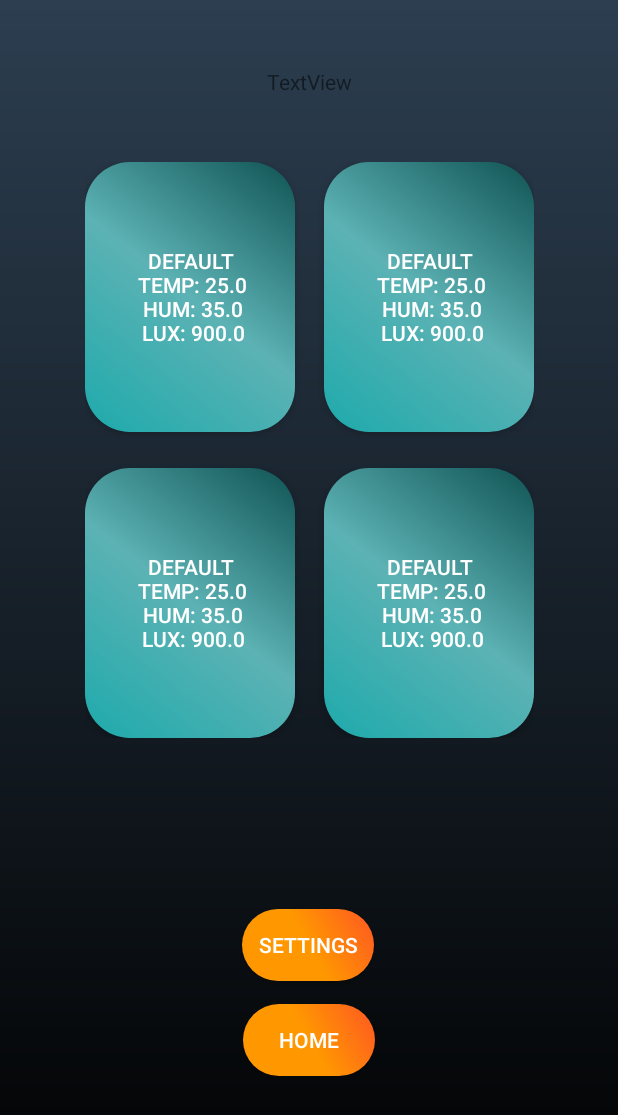
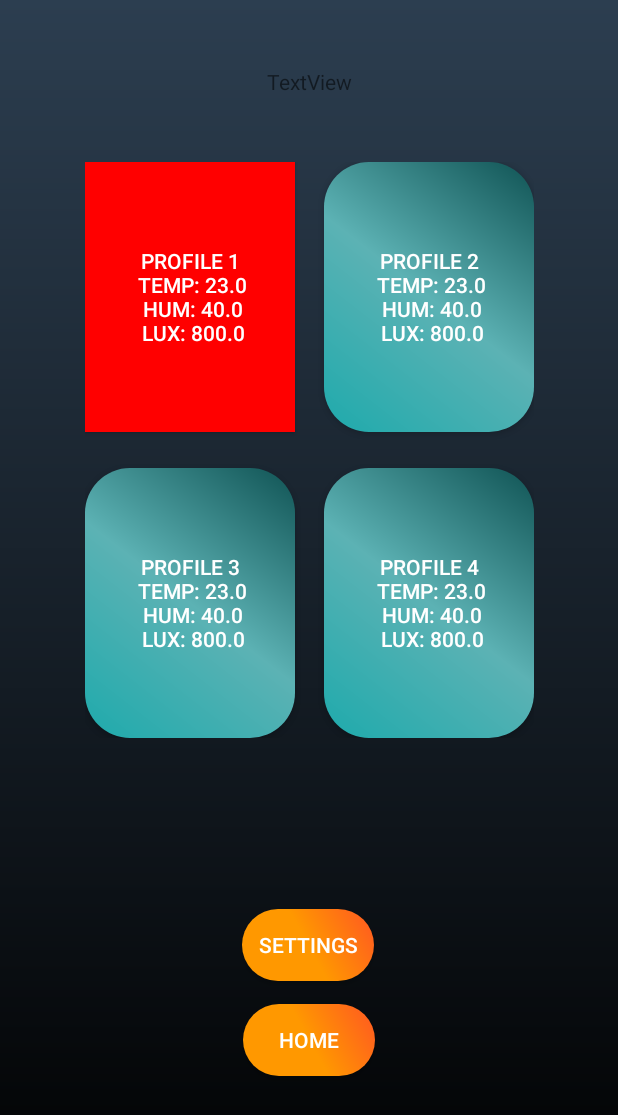
Before and after one commit to joelcelen/desk-buddy, an Android app: the screen it shows after launch (ProfileActivity), after a tap on "PROFILES", on a phone screen of 412 x 824 dp. Shown: the top 1115 px of the screen. Run offline under Robolectric (Android 15) with nearby library versions, the phone set to English and light mode, and no system bars; our stand-ins replace Firebase (no records; nobody signed in at launch, a user with empty details on screens opened directly); libraries missing offline, so code that uses them is left out: org.eclipse.paho; 4 statements that could not run were skipped.

Commit message:
Fix the initialization of faulty profiles
Default profile creation removed and replaced with the specific values that is needed for the program to run properly.

```diff
--- a/deskBuddyApp/app/src/main/java/com/example/deskbuddyapp/ProfileActivity.java
+++ b/deskBuddyApp/app/src/main/java/com/example/deskbuddyapp/ProfileActivity.java
@@ -107,12 +107,13 @@ public class ProfileActivity extends AppCompatActivity {
 
         if(profileList == null){
             profileList = new ArrayList<>();
-            profileList.add(new RoomProfile());
-            profileList.add(new RoomProfile());
-            profileList.add(new RoomProfile());
-            profileList.add(new RoomProfile());
-            profileList.add(new RoomProfile());
+            profileList.add(new RoomProfile(0, "Test Profile", 23.0,40.0,800.0));
+            profileList.add(new RoomProfile(1, "Profile 1", 23.0,40.0,800.0));
+            profileList.add(new RoomProfile(2, "Profile 2", 23.0,40.0,800.0));
+            profileList.add(new RoomProfile(3, "Profile 3", 23.0,40.0,800.0));
+            profileList.add(new RoomProfile(4, "Profile 4", 23.0,40.0,800.0));
             profileList.get(1).setActive(true);
+            saveData();
         }
     }
 
@@ -125,11 +126,11 @@ public class ProfileActivity extends AppCompatActivity {
 
         if(profiles == null){
             profiles = new ArrayList<>();
-            profiles.add(new RoomProfile());
-            profiles.add(new RoomProfile());
-            profiles.add(new RoomProfile());
-            profiles.add(new RoomProfile());
-            profiles.add(new RoomProfile());
+            profiles.add(new RoomProfile(0, "Test Profile", 23.0,40.0,800.0));
+            profiles.add(new RoomProfile(1, "Profile 1", 23.0,40.0,800.0));
+            profiles.add(new RoomProfile(2, "Profile 2", 23.0,40.0,800.0));
+            profiles.add(new RoomProfile(3, "Profile 3", 23.0,40.0,800.0));
+            profiles.add(new RoomProfile(4, "Profile 4", 23.0,40.0,800.0));
             profiles.get(1).setActive(true);
         }
         return profiles;
--- a/deskBuddyApp/app/src/main/java/com/example/deskbuddyapp/RoomProfile.java
+++ b/deskBuddyApp/app/src/main/java/com/example/deskbuddyapp/RoomProfile.java
@@ -10,25 +10,15 @@ public class RoomProfile {
     private double temperature;
     private double humidity;
     private double lightLevel;
-
     private boolean isActive;
 
-    // Constructor with specific values
+    // Constructor
     public RoomProfile(int id, String profileName, double temperature, double humidity, double lightLevel){
         this.id = id;
         this.profileName = profileName;
         this.temperature = temperature;
         this.humidity = humidity;
         this.lightLevel = lightLevel;
-        this.isActive = false;
-    }
-
-    // Constructor with default values.
-    public RoomProfile(){
-        this.profileName = "Default";
-        this.temperature = 25.0;
-        this.humidity = 35.0;
-        this.lightLevel = 900.0;
         this.isActive = false;
     }
 
```
Also changed, not shown: 1 other file.
